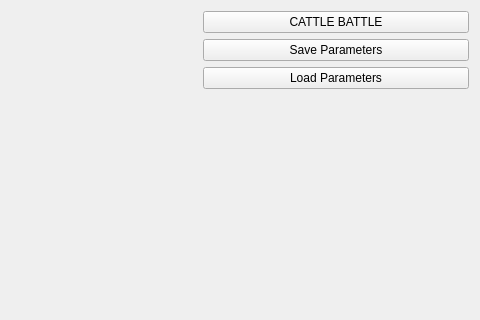
Old version of the form engr421/rqt_cb_gui/src/rqt_cb_gui/cb_gui.ui in the repository yoos/school; both pictures show x 353 to 833 and y 0 to 320 of the 833 by 675 pixel window.
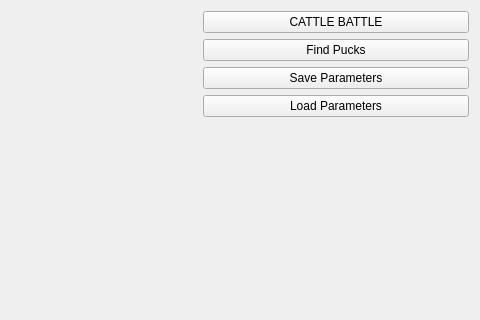
New version of the form.

Commit message: Add find_pucks bool.

Patch:
```diff
--- a/engr421/rqt_cb_gui/src/rqt_cb_gui/cb_gui.ui
+++ b/engr421/rqt_cb_gui/src/rqt_cb_gui/cb_gui.ui
@@ -448,6 +448,13 @@
          </property>
         </widget>
        </item>
+       <item>
+        <widget class="QPushButton" name="find_pucks_pushButton">
+         <property name="text">
+          <string>Find Pucks</string>
+         </property>
+        </widget>
+       </item>
        <item>
         <widget class="QPushButton" name="save_params_pushButton">
          <property name="text">
```
The commit also changes 3 other files.
